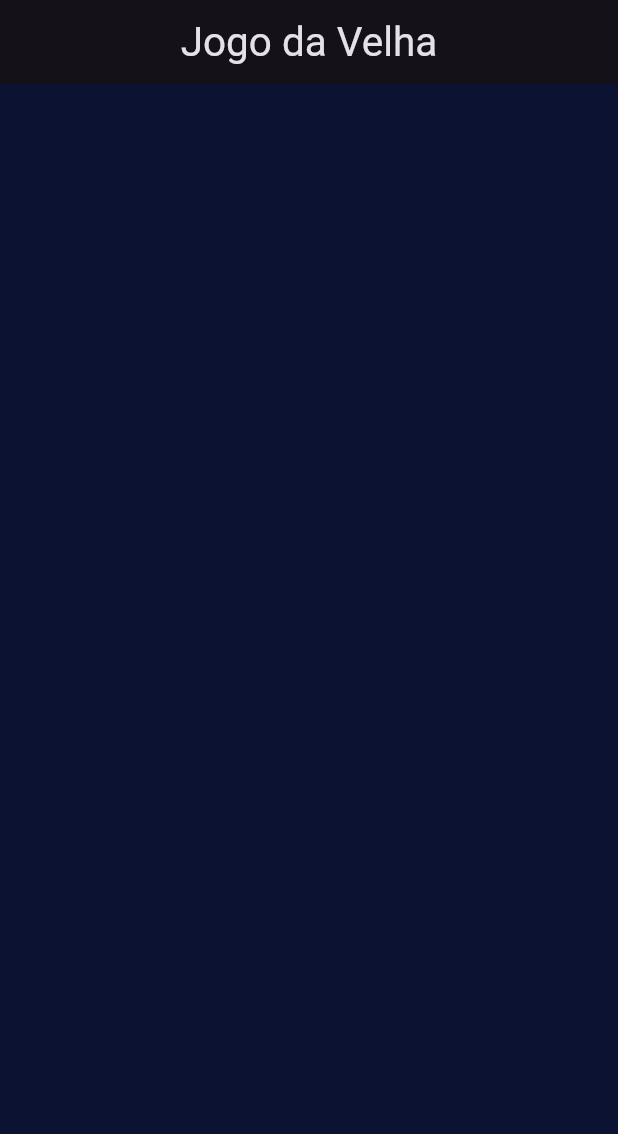
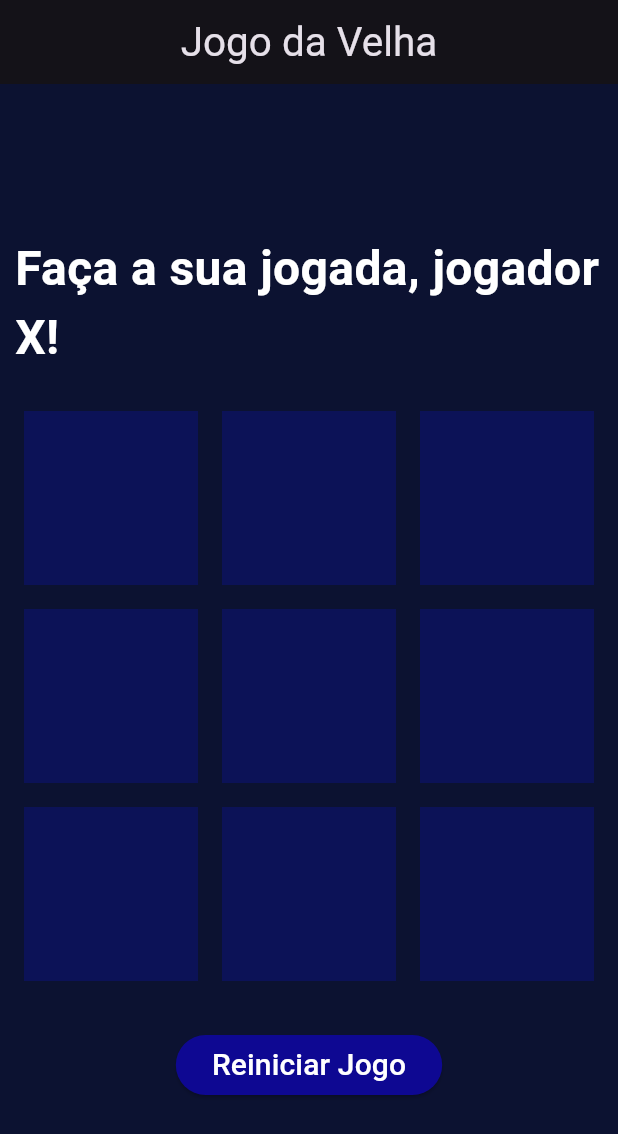
Before and after one commit to clara0904/AppJogodaVelha, a Flutter app: the screen it shows after launch, on a phone screen of 412 x 824 dp. Shown: the top 1134 px of the screen. Run offline on Flutter 3.47's test engine with Material 3 defaults, Android fonts, the phone set to English and light mode, and no system bars.

Commit message:
feat: criação da tela de jogo

```diff
--- a/lib/screens/game_screen.dart
+++ b/lib/screens/game_screen.dart
@@ -8,6 +8,29 @@ class GameScreen extends StatefulWidget {
 }
 
 class _GameScreenState extends State<GameScreen> {
+
+  static const String jogador_X = 'X';
+  static const String jogador_O = 'O';
+
+  late String jogadorAtual;
+  late bool fimDeJogo;
+  late List<String> localOcupado;
+  String? mensagemFinal;
+
+  @override
+  void initState() {
+    inicializarJogo();
+    super.initState();
+  }
+
+  void inicializarJogo(){
+    jogadorAtual = jogador_X;
+    fimDeJogo = false;
+    mensagemFinal = null;
+    localOcupado = ['','','','','','','','',''];
+  }
+
+
   @override
   Widget build(BuildContext context) {
     return Scaffold(
@@ -16,7 +39,166 @@ class _GameScreenState extends State<GameScreen> {
         centerTitle: true,
       ),
 
-
+      body: Center(
+        child: Column(
+          mainAxisAlignment: MainAxisAlignment.center,
+          children: [
+            mensagemFinal == null ? _jogada() : _mensagemFinal(),
+            _containerJogo(),
+            _reiniciarJogo(),
+          ],
+        ),
+      )
     );
   }
+
+  Widget _jogada(){
+    return Padding(
+      padding: const EdgeInsets.all(10.0),
+      child: Text(
+        'Faça a sua jogada, jogador $jogadorAtual!',
+        style: const TextStyle(
+          color: Colors.white,
+          fontSize: 32,
+          fontWeight: FontWeight.w600,
+        ),
+      ),
+    );
+  }
+
+  Widget _mensagemFinal() {
+    return Padding(
+      padding: const EdgeInsets.all(10.0),
+      child: Text(
+        mensagemFinal!,
+        style: const TextStyle(
+          color: Colors.green,
+          fontSize: 32,
+          fontWeight: FontWeight.bold,
+        ),
+      ),
+    );
+  }
+
+  Widget _containerJogo(){
+    return Container(
+      height: MediaQuery.of(context).size.height/2,
+      width: MediaQuery.of(context).size.height/2,
+      margin: const EdgeInsets.all(8),
+      child: GridView.builder(
+        gridDelegate: const SliverGridDelegateWithFixedCrossAxisCount(crossAxisCount: 3),
+        itemCount: 9,
+        itemBuilder: (context, int index){
+          return _box(index);
+        }
+      ),
+    );
+  }
+
+  Widget _box(int index){
+    return InkWell(
+      onTap: (){
+        if(fimDeJogo || localOcupado[index].isNotEmpty){
+          return;
+        }
+
+        setState(() {
+          localOcupado[index] = jogadorAtual;
+          trocaJogador();
+          verificaVencedor();
+          verificaEmpate();
+        });
+      },
+      child: Container(
+        color: localOcupado[index].isEmpty?
+        const Color.fromARGB(255, 12, 18, 87)
+        : localOcupado[index] == jogador_X
+          ? const Color.fromARGB(255, 104, 16, 117)
+          : const Color.fromARGB(255, 23, 32, 134),
+
+        margin: const EdgeInsets.all(8),
+        child: Center(
+          child: Text(
+            localOcupado[index],
+            style: const TextStyle(fontSize: 55, fontWeight: FontWeight.w600),
+          )
+        ),
+      ),
+    );
+  }
+
+  _reiniciarJogo(){
+    return ElevatedButton(
+      style: const ButtonStyle(backgroundColor: WidgetStatePropertyAll(Color.fromARGB(255, 14, 8, 146))),
+      onPressed: () {
+        setState(() {
+          inicializarJogo();
+        });
+      },
+      child: const Text("Reiniciar Jogo",
+        style: TextStyle(
+          color: Colors.white,
+          fontSize: 20,
+        ),
+      )
+    );
+  }
+
+
+  trocaJogador(){
+    if(jogadorAtual == jogador_X){
+      jogadorAtual = jogador_O;
+    } else {
+      jogadorAtual = jogador_X;
+    }
+  }
+
+  verificaVencedor(){
+    List<List<int>> listaVencedores = [
+      [0, 1, 2],
+      [3, 4, 5],
+      [6, 7, 8],
+      [0, 3, 6],
+      [1, 4, 7],
+      [2, 5, 8],
+      [0, 4, 8],
+      [2, 4, 6],
+    ];
+
+    for(var posicoes in listaVencedores){
+      String posicao0 = localOcupado[posicoes[0]];
+      String posicao1 = localOcupado[posicoes[1]];
+      String posicao2 = localOcupado[posicoes[2]];
+
+      if(posicao0.isNotEmpty){
+        if(posicao0 == posicao1 && posicao0 == posicao2){
+          vencedor("Jogador $posicao0 venceu");
+        }
+      }
+    }
+  }
+
+  void vencedor(String mensagem){
+    setState(() {
+      mensagemFinal = "Fim de jogo! $mensagem";
+      fimDeJogo = true;
+    });
+  }
+
+  verificaEmpate(){
+    if(fimDeJogo){
+      return;
+    }
+    bool empate = true;
+    for(var jogadas in localOcupado){
+      if(jogadas.isEmpty){
+        empate = false;
+      }
+    }
+
+    if(empate){
+      vencedor("Empate!");
+      fimDeJogo = true;
+    }
+  }
 }
```
